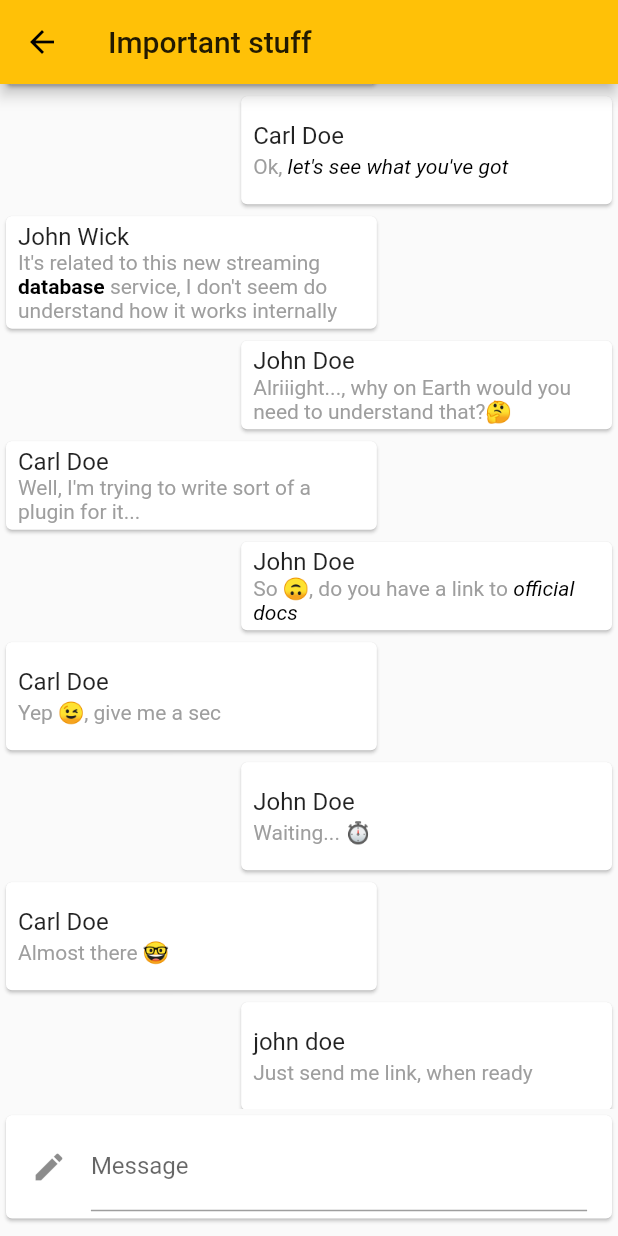
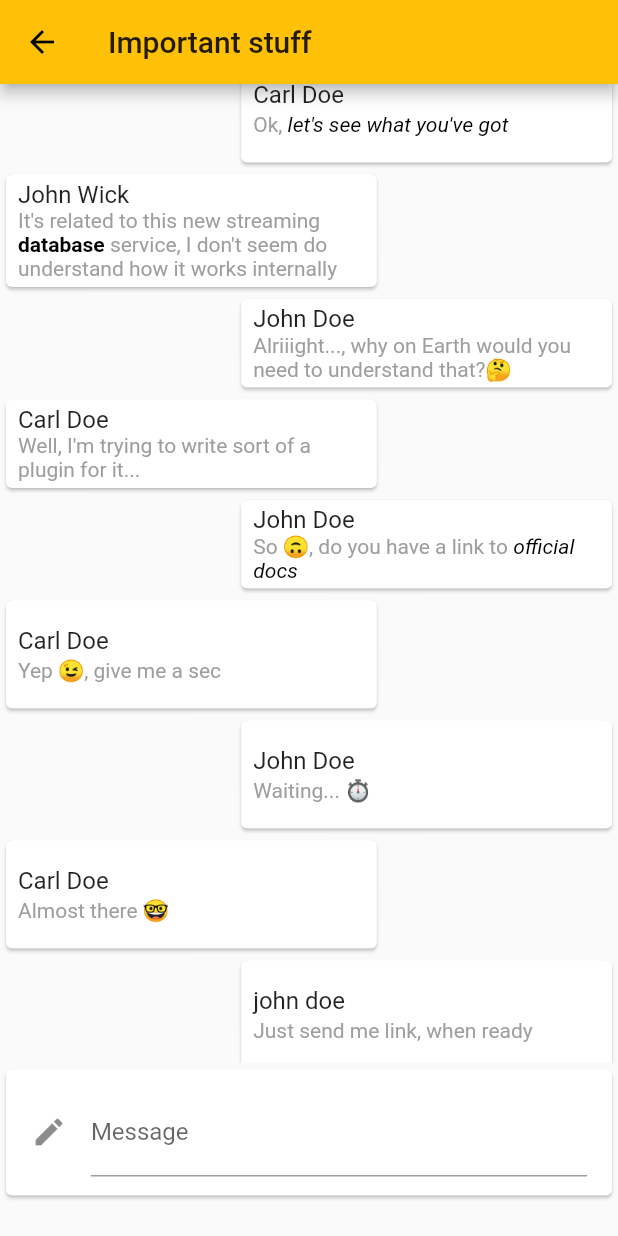
Before and after one commit to bobs4462/test_chat_app, a Flutter app: the screen it shows after launch, after a tap on "Important stuff", on a phone screen of 412 x 824 dp. Run offline on Flutter 3.47's test engine with Material 2 defaults, Android fonts, the phone set to English and light mode, and no system bars.

Commit message:
Some responsiveness tweaks

```diff
--- a/lib/widgets/messages_list.dart
+++ b/lib/widgets/messages_list.dart
@@ -21,7 +21,7 @@ class MessagesList extends StatelessWidget {
     });
     var height = Configuration().getScreenHeight(ctx);
     return Container(
-      height: (height - appBarHeight) * 0.89,
+      height: (height - appBarHeight) * 0.85,
       child: ListView.builder(
         // reverse: true,
         controller: controller,
--- a/lib/widgets/text_input.dart
+++ b/lib/widgets/text_input.dart
@@ -18,7 +18,7 @@ class TextInput extends StatelessWidget {
   @override
   Widget build(BuildContext ctx) {
     return Container(
-      height: (Configuration().getScreenHeight(ctx) - appBarHeight) * 0.1,
+      height: (Configuration().getScreenHeight(ctx) - appBarHeight) * 0.12,
       child: Card(
         child: Row(
           mainAxisAlignment: MainAxisAlignment.spaceAround,
```
